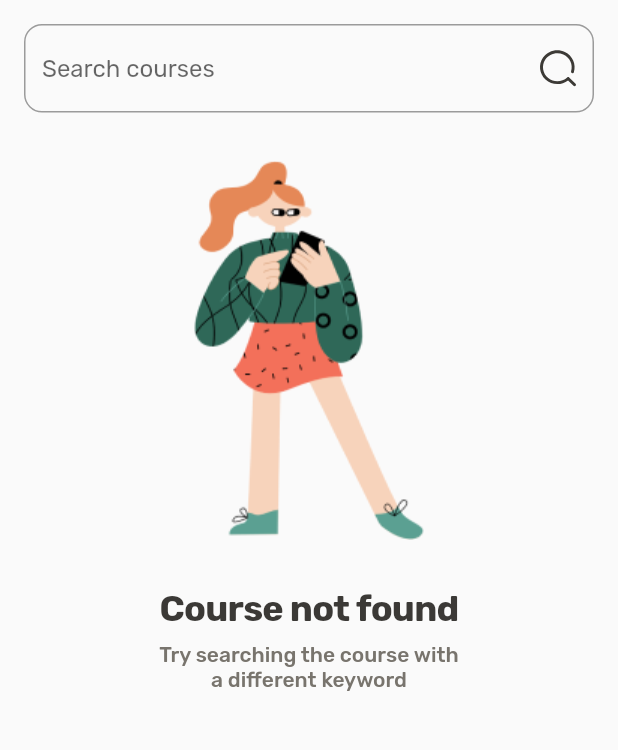
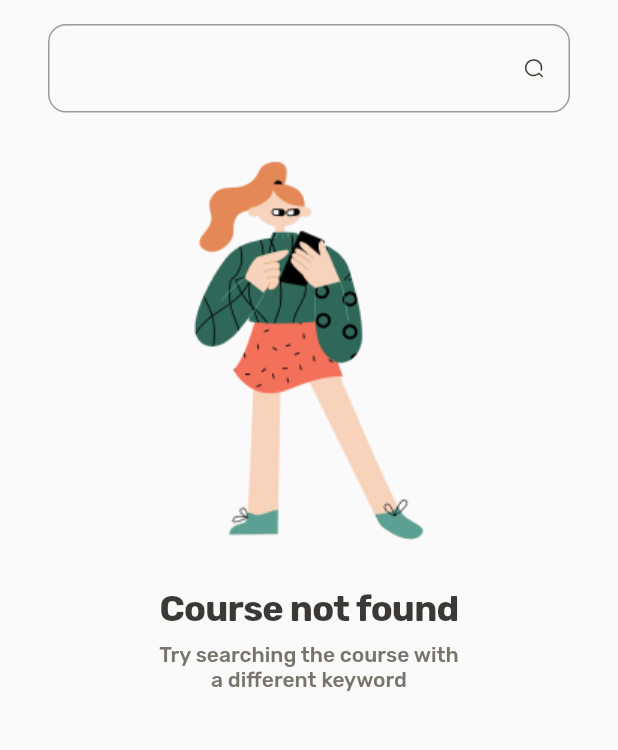
Before and after one commit to josephmangmang/OJT-Course-EdTech-Mobile-App, a Flutter app: the NotFoundView screen opened by its route, on a phone screen of 412 x 824 dp, the part 84-834 px from its top. Run offline on Flutter 3.47's test engine with Material 2 defaults, Android fonts, the phone set to English and light mode, and no system bars; our stand-ins replace cloud_firestore, dartz, firebase_auth, firebase_core, flutter_svg, freezed_annotation and 6 more; accounts and stored records are empty.

Commit message:
cleaning codes

```diff
--- a/lib/resources/svg_images.dart
+++ b/lib/resources/svg_images.dart
@@ -1,4 +1,28 @@
 class SvgImages {
   static const notification = 'assets/svg/Notification.svg';
   static const profile = 'assets/svg/profile.svg';
+  static const facebookIcon = 'assets/svg/facebook-icon';
+  static const background = 'assets/svg/Background.svg';
+  static const courses = 'assets/svg/courses.svg';
+  static const frame4 = 'assets/svg/Frame 4.svg';
+  static const goBack = 'assets/svg/Go-back.svg';
+  static const googleIcon = 'assets/svg/Google-icon.svg';
+  static const icon = 'assets/svg/Icon.svg';
+  static const instagramIcon = 'assets/svg/Instagram-icon.svg';
+  static const path = 'assets/svg/Path.svg';
+  static const playIcon = 'assets/svg/Play Icon.svg';
+  static const profileIcon = 'assets/svg/Profile Icon.svg';
+  static const progressBar = 'assets/svg/Progress Bar.svg';
+  static const progressBar1 = 'assets/svg/Progress Bars (1),svg';
+  static const searchIcon = 'assets/svg/Search Icon.svg';
+  static const shape = 'assets/svg/Shape.svg';
+  static const socialNetworksIcons1 = 'assets/svg/Social Networks Icons (1)svg';
+  static const socialNetworkIcons2 = 'assets/svg/Social Networks Icons (2).svg';
+  static const socialNetworksIcons = 'assets/svg/Social Networks Icons.svg';
+  static const toggleButtons = 'assets/svg/Toggle Buttons.svg';
+  static const vector = 'assets/svg/Vector.svg';
+  static const visibility1_1 = 'assets/svg/visibility 1 (1).svg';
+  static const visibility = 'assets/svg/visibility.svg';
+  static const wheel1 = 'assets/svg/wheel 1.svg';
+
 }
--- /dev/null
+++ b/lib/ui/custom_widget/search_course.dart
@@ -0,0 +1,39 @@
+import 'package:flutter/material.dart';
+import 'package:flutter_svg/svg.dart';
+
+import '../../resources/svg_images.dart';
+
+
+class SearchCourse extends StatefulWidget {
+  final Function() searchPressed;
+  TextEditingController searchTextController = TextEditingController();
+  SearchCourse({super.key, required this.searchPressed, required this.searchTextController
+  });
+
+  @override
+  State<SearchCourse> createState() => _SearchCourseState();
+}
+
+class _SearchCourseState extends State<SearchCourse> {
+  @override
+  Widget build(BuildContext context) {
+
+    return Container(
+      padding: const EdgeInsets.symmetric(horizontal: 16),
+      child: TextField(
+        controller: widget.searchTextController,
+        decoration: InputDecoration(
+            border: OutlineInputBorder(
+              borderSide: const BorderSide(
+                width: 1,
+                color: Color(0xFFBEBAB3),
+              ),
+              borderRadius: BorderRadius.circular(12),
+            ),
+            suffixIcon: Transform.scale(
+                scale: 0.6,
+                child: IconButton(onPressed: widget.searchPressed, icon: SvgPicture.asset(SvgImages.searchIcon)))),
+      ),
+    );
+  }
+}
--- a/lib/ui/views/course_lesson/course_lesson_view.dart
+++ b/lib/ui/views/course_lesson/course_lesson_view.dart
@@ -1,3 +1,4 @@
+import 'package:edtechapp/resources/svg_images.dart';
 import 'package:flutter/material.dart';
 import 'package:stacked/stacked.dart';
 import 'package:flutter_svg/svg.dart';
@@ -39,7 +40,7 @@ class CourseLessonView extends StackedView<CourseLessonViewModel> {
                                   child: IconButton(
                                     onPressed: () {},
                                     icon: SvgPicture.asset(
-                                        'assets/svg/Go-back.svg'),
+                                        SvgImages.goBack),
                                   ),
                                 ),
                               ),
@@ -209,7 +210,7 @@ class CourseLessonView extends StackedView<CourseLessonViewModel> {
                       borderRadius: BorderRadius.circular(8),
                     ),
                     child: SvgPicture.asset(
-                      'assets/svg/Play Icon.svg',
+                      SvgImages.playIcon,
                       fit: BoxFit.contain,
                     ),
                   ),
--- a/lib/ui/views/home/home_viewmodel.dart
+++ b/lib/ui/views/home/home_viewmodel.dart
@@ -24,6 +24,7 @@ class HomeViewModel extends BaseViewModel {
   final _authenticationService = locator<AuthenticationService>();
   final _navigationService = locator<NavigationService>();
   List<Course> listOfCourse = [];
+  List<int> indeces = [];
   final PageController pageController = PageController(initialPage: 0); // Added currentIndex variable
 
   late User user;
@@ -61,6 +62,9 @@ class HomeViewModel extends BaseViewModel {
         listOfCourse = value;
         _navigationService.navigateToSearchResultsView();
       }
+      else {
+        _navigationService.navigateToNotFoundView();
+      }
     });
 
     print(searchTextController.text);
@@ -92,6 +96,7 @@ class HomeViewModel extends BaseViewModel {
   }
 
   void onDestinationSelected(int index) {
+    indeces.add(index);
     currentPageIndex = index;
     pageController.animateToPage(
       currentPageIndex,
--- a/lib/ui/views/not_found/not_found_view.dart
+++ b/lib/ui/views/not_found/not_found_view.dart
@@ -1,3 +1,4 @@
+import 'package:edtechapp/ui/custom_widget/search_course.dart';
 import 'package:flutter/material.dart';
 import 'package:flutter_svg/svg.dart';
 import 'package:stacked/stacked.dart';
@@ -26,6 +27,8 @@ class NotFoundView extends StackedView<NotFoundViewModel> {
                 Container(
                   margin: const EdgeInsets.only(bottom: 16),
                   alignment: Alignment.centerLeft,
+                  child: GestureDetector(
+                    onTap: viewModel.goBack,
                     child: Stack(
                       alignment: Alignment.center,
                       children: [
@@ -34,21 +37,8 @@ class NotFoundView extends StackedView<NotFoundViewModel> {
                       ],
                     ),
                   ),
-                TextField(
-                  decoration: InputDecoration(
-                      border: OutlineInputBorder(
-                        borderSide: const BorderSide(
-                          width: 1,
-                          color: Color(0xFFBEBAB3),
                 ),
-                        borderRadius: BorderRadius.circular(12),
-                      ),
-                      hintText: "Search courses",
-                      suffixIcon: Transform.scale(
-                          scale: 0.6,
-                          child:
-                              SvgPicture.asset('assets/svg/Search Icon.svg'))),
-                ),
+                SearchCourse(searchPressed: viewModel.seachCourse, searchTextController: viewModel.searchTextController),
                 const SizedBox(
                   height: 32,
                 ),
--- a/lib/ui/views/not_found/not_found_viewmodel.dart
+++ b/lib/ui/views/not_found/not_found_viewmodel.dart
@@ -1,3 +1,18 @@
+import 'package:flutter/material.dart';
 import 'package:stacked/stacked.dart';
+import 'package:stacked_services/stacked_services.dart';
 
-class NotFoundViewModel extends BaseViewModel {}
+import '../../../app/app.locator.dart';
+
+class NotFoundViewModel extends BaseViewModel {
+  TextEditingController searchTextController = TextEditingController();
+  final _navigationService = locator<NavigationService>();
+  void goBack() {
+    _navigationService.back();
+  }
+
+  void seachCourse() {
+
+  }
+
+}
--- a/lib/ui/views/profile/profile_viewmodel.dart
+++ b/lib/ui/views/profile/profile_viewmodel.dart
@@ -13,10 +13,7 @@ import '../../views/home/home_viewmodel.dart';
 class ProfileViewModel extends BaseViewModel {
   final _navigationService = locator<NavigationService>();
 
-  void goBack() {
-    _navigationService.navigateToIntroPage();
-    _navigationService.replaceWithHomeView();
-  }
+
 
   void yourCourse() {
     _navigationService.navigateToYourCoursesView();
--- a/lib/ui/views/your_courses/your_courses_viewmodel.dart
+++ b/lib/ui/views/your_courses/your_courses_viewmodel.dart
@@ -35,4 +35,8 @@ class YourCoursesViewModel extends BaseViewModel {
     print(courses.toString());
     print(courses.length);
   }
+
+  void goBack () {
+    _navigationService.back();
+  }
 }
```
Also changed, not shown: lib/ui/views/home/home_view.dart (+8 -25 lines), lib/ui/views/search_results/search_results_view.dart (+2 -23 lines), lib/ui/views/settings/settings_view.dart (+4 -4 lines), lib/ui/views/your_courses/your_courses_view.dart (+9 -6 lines). Lines whose indentation alone changed are shown as unchanged.
